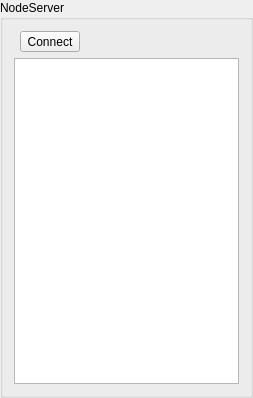
This is Software/JarvisServer/jarvisServer/gjarvisserverwidget.ui in makespacemadrid/Jarvis as Qt 5 draws it before an edit. The edited form follows.
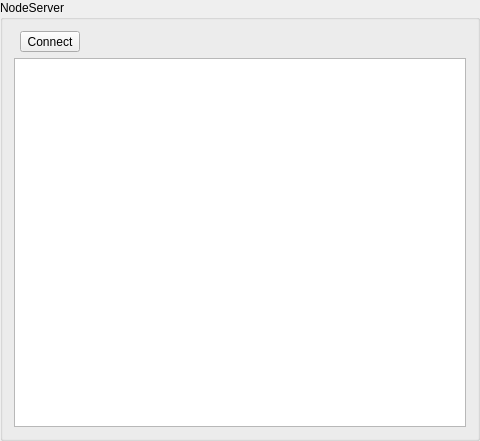
This is the edited form. Custom widgets are drawn as their Qt base class.

Diff of the .ui file:
```diff
--- a/Software/JarvisServer/jarvisServer/gjarvisserverwidget.ui
+++ b/Software/JarvisServer/jarvisServer/gjarvisserverwidget.ui
@@ -6,8 +6,8 @@
    <rect>
     <x>0</x>
     <y>0</y>
-    <width>210</width>
-    <height>398</height>
+    <width>480</width>
+    <height>441</height>
    </rect>
   </property>
   <property name="windowTitle">
```
Left out of the diff: 2 changed lines with no effect on the pictures.
